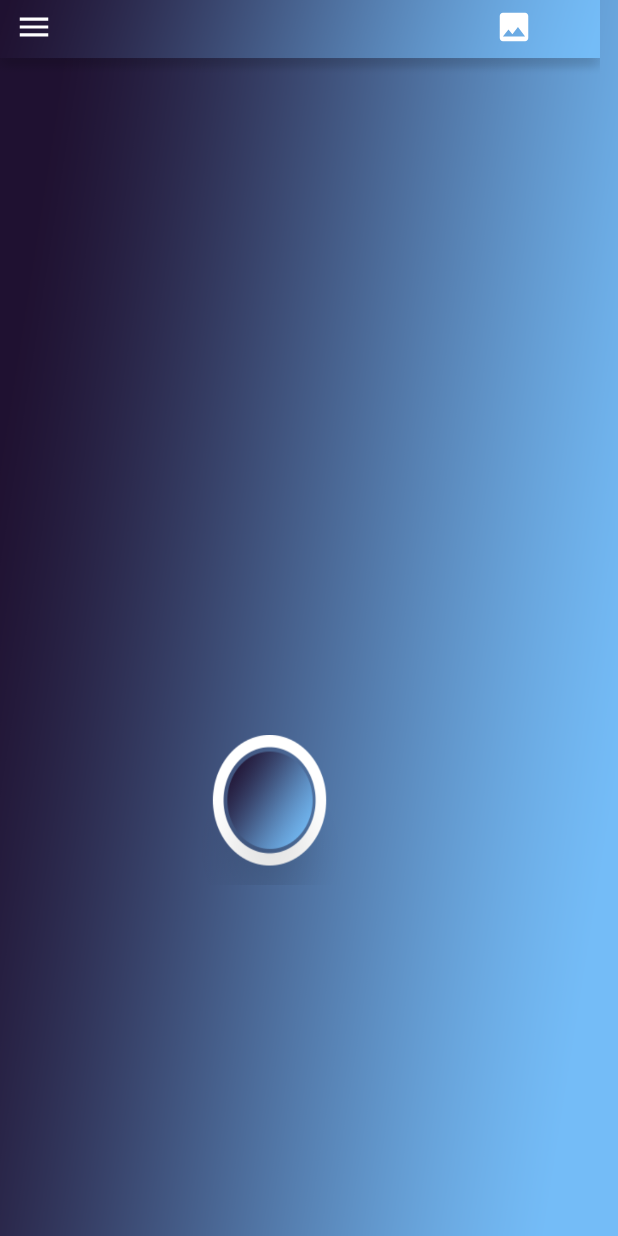
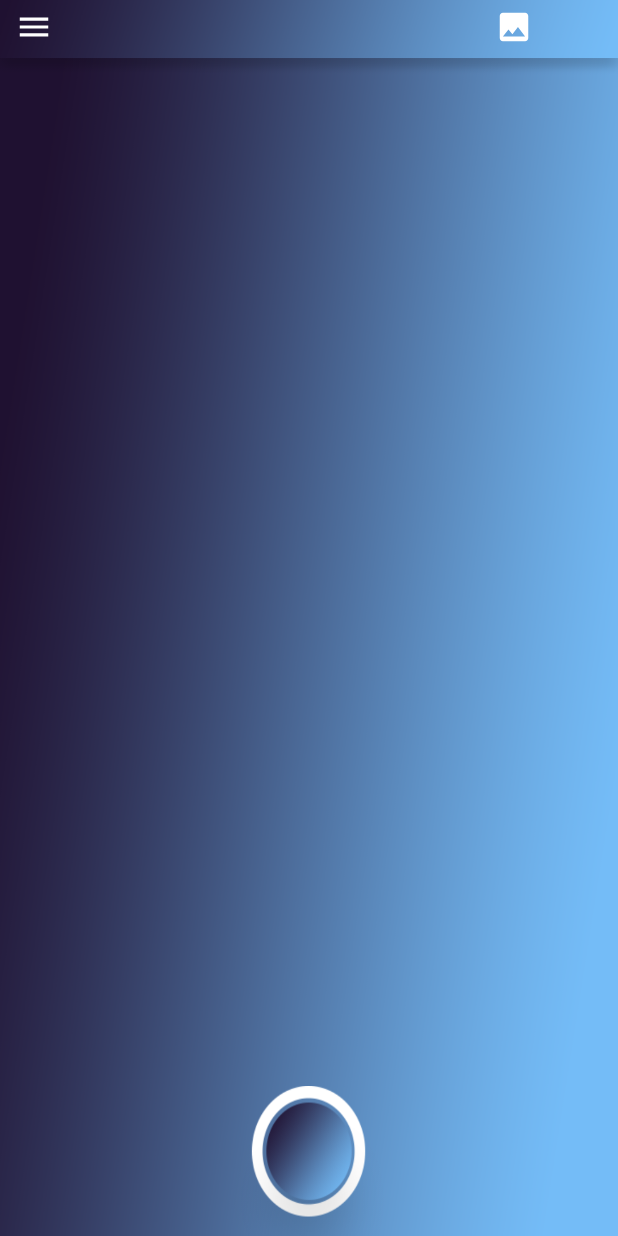
Before and after one commit to hereiskkb/Facesmash, an Android app: the HomepageActivity screen opened directly, with no data from a screen before it, on a phone screen of 412 x 824 dp. Run offline under Robolectric (Android 15) with nearby library versions, the phone set to English and light mode, and no system bars.

Commit message:
Modified home activity Parameters

```diff
--- a/app/src/main/java/com/sample1/facesmash/facesmash/HomepageActivity.java
+++ b/app/src/main/java/com/sample1/facesmash/facesmash/HomepageActivity.java
@@ -73,7 +73,6 @@ public class HomepageActivity extends AppCompatActivity {
     {
         startActivity(new Intent(this,Main2Activity.class));
     }
-
     public void gallery(View v)
     {
         startActivity(new Intent(this,HomeActivity.class));
--- a/app/src/main/res/layout/activity_homepage.xml
+++ b/app/src/main/res/layout/activity_homepage.xml
@@ -4,20 +4,17 @@
     android:layout_width="match_parent"
     android:layout_height="match_parent"
     android:orientation="vertical"
-
     android:background="@drawable/bg"
 
     tools:context="com.sample1.facesmash.facesmash.HomepageActivity">
 
-// camera button
     <Button
         android:id="@+id/cam"
         android:layout_width="100dp"
         android:layout_height="100dp"
-        android:layout_marginLeft="130dp"
-        android:layout_marginTop="490dp"
-        android:background="@drawable/button_custom"
-        android:onClick="cam" />
+        android:layout_alignParentBottom="true"
+        android:layout_centerHorizontal="true"
+        android:background="@drawable/button_custom" />
 //menu button
     <Button
         android:id="@+id/menu"
@@ -41,15 +38,16 @@
     //image view for the image clicked by default camera
     <ImageView
         android:id="@+id/imageView"
-        android:layout_width="300dp"
-        android:layout_height="350dp"
-        android:layout_marginLeft="30dp"
-        android:layout_marginTop="100dp" />
+        android:layout_width="match_parent"
+        android:layout_height="match_parent"
+        android:layout_marginLeft="25dp"
+        android:layout_marginRight="25dp"
+        android:layout_marginTop="75dp" />
 
     //image view for toolbar XD
     <ImageView
         android:id="@+id/action_bar"
-        android:layout_width="400dp"
+        android:layout_width="match_parent"
         android:layout_height="50dp"
         android:layout_alignParentStart="true"
         android:layout_alignParentTop="true"
```
